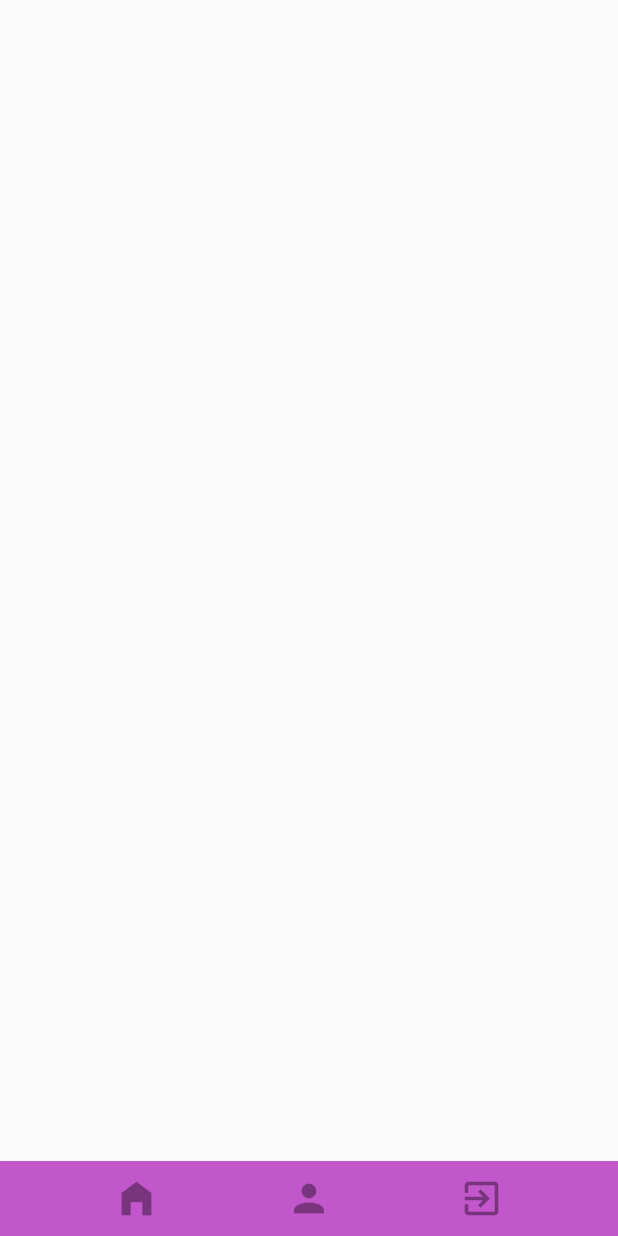
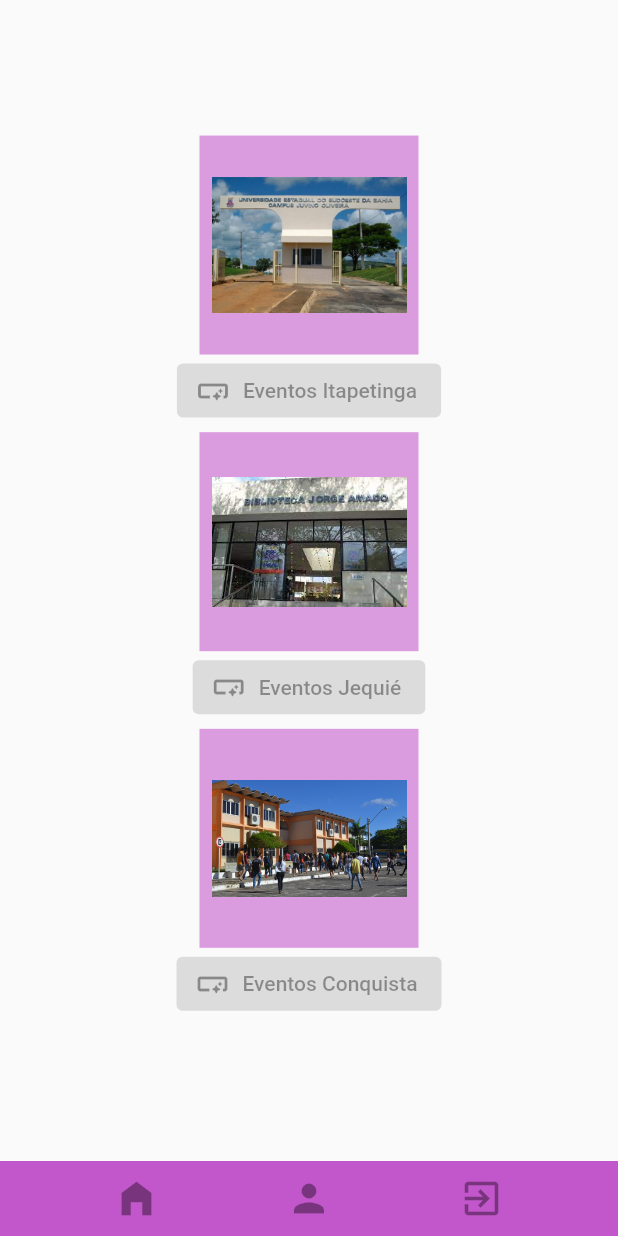
Before and after one commit to edsonribeiro13/eventos_uesb, a Flutter app: the screen it shows after launch, on a phone screen of 412 x 824 dp. Run offline on Flutter 3.47's test engine with Material 2 defaults, Android fonts, the phone set to English and light mode, and no system bars.

Commit message:
feat: grid card tela inicial

```diff
--- a/lib/views/PagIni.dart
+++ b/lib/views/PagIni.dart
@@ -1,11 +1,13 @@
 import 'package:flutter/material.dart';
 import 'package:eventos_uesb/widgets/NavigationMenu.dart';
+import 'package:eventos_uesb/widgets/CardGrid.dart';
 
 // ignore: camel_case_types, must_be_immutable
 class pagIni extends StatelessWidget {
   pagIni({super.key});
 
   NavigationMenu navigationMenu = const NavigationMenu();
+  CardGrid cardGrid = const CardGrid();
 
   @override
   Widget build(BuildContext context) {
@@ -13,6 +15,7 @@ class pagIni extends StatelessWidget {
         title: "Página Inicial",
         home: Scaffold(
           bottomNavigationBar: Row(children: [navigationMenu]),
+          body: cardGrid,
         ));
   }
 }
--- /dev/null
+++ b/lib/widgets/CardGrid.dart
@@ -0,0 +1,68 @@
+import 'package:flutter/material.dart';
+
+class CardGrid extends StatelessWidget {
+  const CardGrid({super.key});
+
+  @override
+  Widget build(BuildContext context) {
+    MediaQueryData mediaQuery = MediaQuery.of(context);
+
+    return Center(
+      child: GridView.count(
+          crossAxisCount: 1,
+          shrinkWrap: true,
+          childAspectRatio: 1.25,
+          padding: EdgeInsets.symmetric(
+              vertical: mediaQuery.size.height / 20,
+              horizontal: mediaQuery.size.width / 5),
+          children: [
+            Column(mainAxisAlignment: MainAxisAlignment.start, children: [
+              Container(
+                  decoration: const BoxDecoration(
+                      color: Color.fromARGB(128, 186, 63, 197)),
+                  child: IconButton(
+                    iconSize: 130,
+                    onPressed: null,
+                    icon: Image.asset(
+                        'lib/assets/images/uesb-campus-itapetinga.jpg'),
+                  )),
+              ElevatedButton.icon(
+                onPressed: null,
+                icon: const Icon(Icons.smart_button_rounded),
+                label: const Text("Eventos Itapetinga"),
+              )
+            ]),
+            Column(mainAxisAlignment: MainAxisAlignment.start, children: [
+              Container(
+                  decoration: const BoxDecoration(
+                      color: Color.fromARGB(128, 186, 63, 197)),
+                  child: IconButton(
+                    iconSize: 130,
+                    onPressed: null,
+                    icon: Image.asset('lib/assets/images/campus-jequie.jpeg'),
+                  )),
+              ElevatedButton.icon(
+                onPressed: null,
+                icon: const Icon(Icons.smart_button_rounded),
+                label: const Text("Eventos Jequié"),
+              )
+            ]),
+            Column(mainAxisAlignment: MainAxisAlignment.start, children: [
+              Container(
+                  decoration: const BoxDecoration(
+                      color: Color.fromARGB(128, 186, 63, 197)),
+                  child: IconButton(
+                    iconSize: 130,
+                    onPressed: null,
+                    icon: Image.asset('lib/assets/images/uesb-conquista.jpg'),
+                  )),
+              ElevatedButton.icon(
+                onPressed: null,
+                icon: const Icon(Icons.smart_button_rounded),
+                label: const Text("Eventos Conquista"),
+              )
+            ])
+          ]),
+    );
+  }
+}
--- a/lib/widgets/NavigationMenu.dart
+++ b/lib/widgets/NavigationMenu.dart
@@ -1,4 +1,4 @@
-import 'dart:ui';
+// ignore_for_file: file_names
 
 import 'package:flutter/material.dart';
 
```
Also changed, not shown: pubspec.yaml (+4 -3 lines), lib/assets/images/campus-jequie.jpeg (added), lib/assets/images/uesb-campus-itapetinga.jpg (added), lib/assets/images/uesb-conquista.jpg (added).
